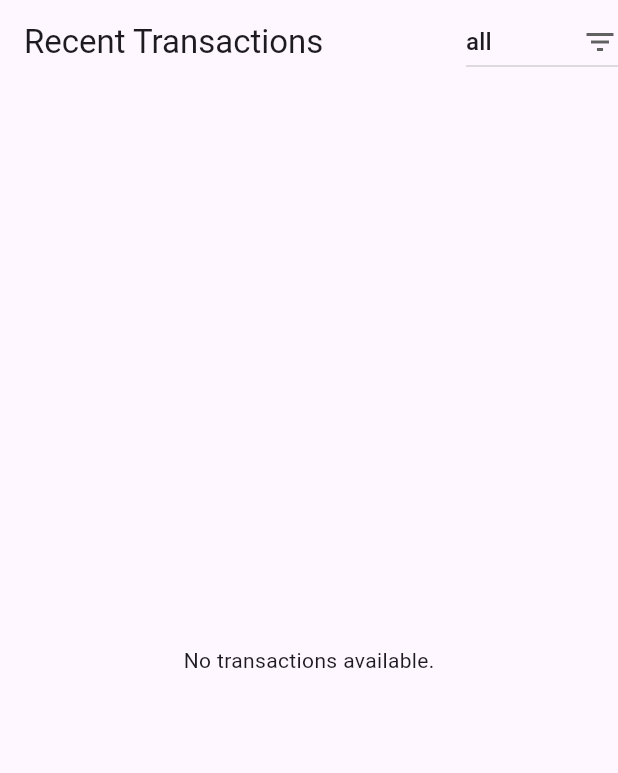
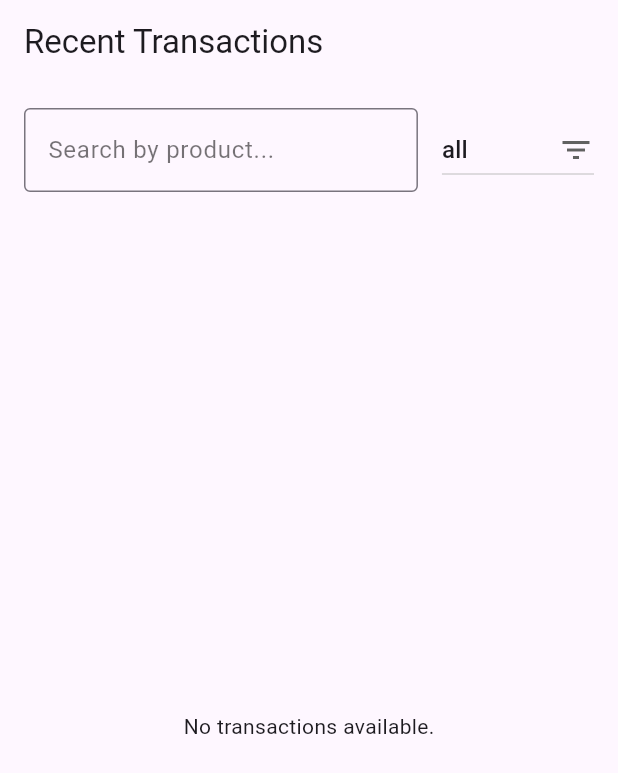
Before and after one commit to Pragament/flutter_upi_credit_debit_log, a Flutter app: the TransactionScreen screen opened directly, on a phone screen of 412 x 824 dp. Shown: the top 773 px of the screen. Run offline on Flutter 3.47's test engine with Material 3 defaults, Android fonts, the phone set to English and light mode, and no system bars; our stand-ins replace animated_bottom_navigation_bar, flutter_colorpicker, hive, hive_flutter, image_picker, local_auth and 1 more; missing offline and left inert: qr_code_scanner, quick_actions; accounts and stored records are empty.

Commit message:
Add: searchbar in transactions

```diff
--- a/lib/transaction_screen.dart
+++ b/lib/transaction_screen.dart
@@ -8,19 +8,43 @@ class TransactionScreen extends StatefulWidget {
   const TransactionScreen({super.key});
 
   @override
-  // ignore: library_private_types_in_public_api
   _TransactionScreenState createState() => _TransactionScreenState();
 }
 
 class _TransactionScreenState extends State<TransactionScreen> {
   String _selectedStatus = 'all'; // Default to 'all'
+  String _searchQuery = ''; // Default to empty search query
 
   @override
   Widget build(BuildContext context) {
     return Scaffold(
       appBar: AppBar(
         title: const Text('Recent Transactions'),
-        actions: [
+      ),
+      body: Column(
+        children: [
+          // Search and Filter Section
+          Padding(
+            padding: const EdgeInsets.all(16.0),
+            child: Row(
+              children: [
+                // Search Bar
+                Expanded(
+                  child: TextField(
+                    onChanged: (value) {
+                      setState(() {
+                        _searchQuery = value.toLowerCase(); // Update search query
+                      });
+                    },
+                    decoration: const InputDecoration(
+                      hintText: 'Search by product...',
+                      hintStyle: TextStyle(color: Colors.black54),
+                      border: OutlineInputBorder(),
+                    ),
+                  ),
+                ),
+                const SizedBox(width: 16),
+                // Status Filter Dropdown
                 DropdownButton<String>(
                   value: _selectedStatus,
                   items: <String>['all', 'pending', 'completed'].map((String value) {
@@ -38,12 +62,24 @@ class _TransactionScreenState extends State<TransactionScreen> {
                 ),
               ],
             ),
-      body: ValueListenableBuilder(
+          ),
+          // Orders List
+          Expanded(
+            child: ValueListenableBuilder(
               valueListenable: Hive.box<Order>('orders').listenable(),
               builder: (context, Box<Order> box, _) {
+                final productBox = Hive.box<Product>('products');
+
                 final orders = box.values.where((order) {
-            if (_selectedStatus == 'all') return true;
-            return order.status == _selectedStatus;
+                  final matchesStatus = _selectedStatus == 'all' || order.status == _selectedStatus;
+
+                  // Check if any product in the order matches the search query
+                  final matchesSearch = _searchQuery.isEmpty || order.products.keys.any((productId) {
+                    final product = productBox.get(productId);
+                    return product != null && product.name.toLowerCase().contains(_searchQuery);
+                  });
+
+                  return matchesStatus && matchesSearch;
                 }).toList();
 
                 if (orders.isEmpty) {
@@ -60,6 +96,9 @@ class _TransactionScreenState extends State<TransactionScreen> {
                   },
                 );
               },
+            ),
+          ),
+        ],
       ),
     );
   }
```
Lines whose indentation alone changed are shown as unchanged.
